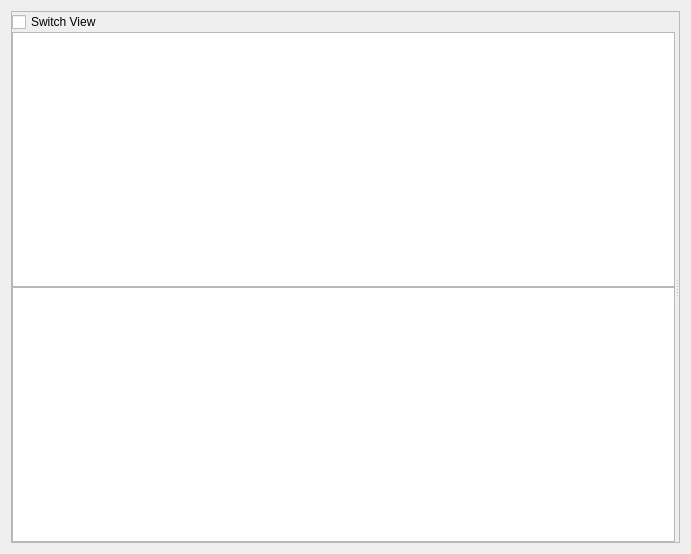
Old version of the form Code/Sandbox/Editor/AzAssetBrowser/AzAssetBrowserWindow.ui in the repository o3de/o3de.
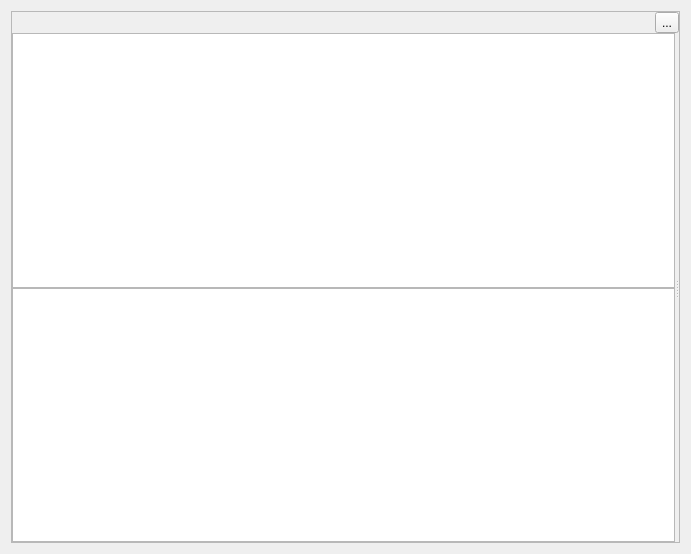
New version of the form. Custom widgets are drawn as their Qt base class.

Commit message: Adding Asset Browser Mode selector button

Patch:
```diff
--- a/Code/Sandbox/Editor/AzAssetBrowser/AzAssetBrowserWindow.ui
+++ b/Code/Sandbox/Editor/AzAssetBrowser/AzAssetBrowserWindow.ui
@@ -54,7 +54,7 @@
         <number>0</number>
        </property>
        <item>
-        <layout class="QVBoxLayout" name="m_headerLayout">
+        <layout class="QHBoxLayout" name="horizontalLayout">
          <item>
           <widget class="AzToolsFramework::AssetBrowser::SearchWidget" name="m_searchWidget" native="true">
            <property name="sizePolicy">
@@ -66,9 +66,9 @@
           </widget>
          </item>
          <item>
-          <widget class="QCheckBox" name="m_viewSwitcherCheckBox">
+          <widget class="QToolButton" name="m_toggleDisplayViewBtn">
            <property name="text">
-            <string>Switch View</string>
+            <string>...</string>
            </property>
           </widget>
          </item>
```
The commit also changes 7 other files.
